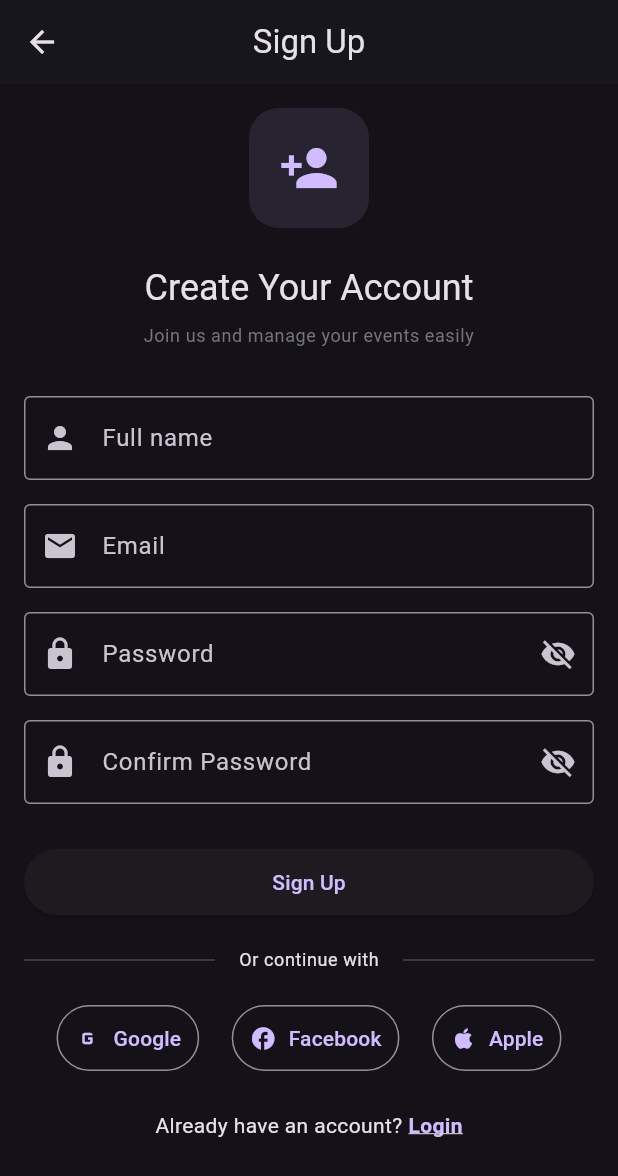
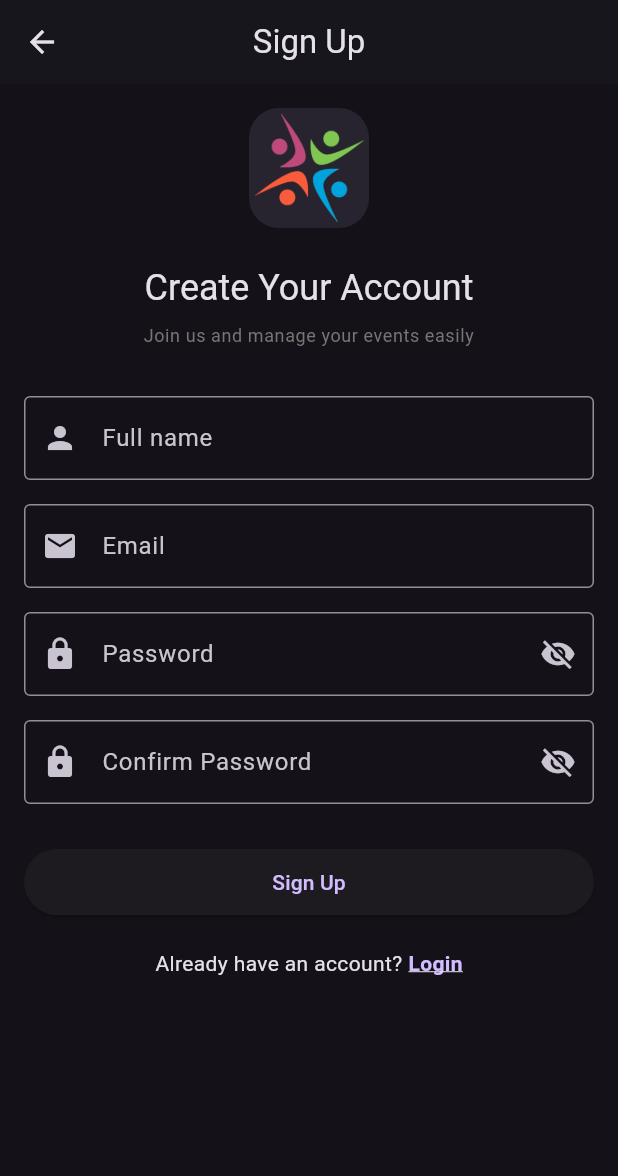
Before and after one commit to RohanshresthaGit/BCA_PROJECT_1, a Flutter app: the SignupPage screen opened by its route, on a phone screen of 412 x 824 dp. Shown: the top 1176 px of the screen. Run offline on Flutter 3.47's test engine with Material 3 defaults, Android fonts, the phone set to English and light mode, and no system bars; our stand-ins replace cached_network_image, device_preview, dio, flutter_dotenv, flutter_riverpod; missing offline and left inert: chucker_flutter.

Commit message:
Refactor code structure for improved readability and maintainability

```diff
--- a/event_management/lib/config/localization/l10n/app_localizations.dart
+++ b/event_management/lib/config/localization/l10n/app_localizations.dart
@@ -299,7 +299,7 @@ abstract class AppLocalizations {
   /// No description provided for @dontHaveAccount.
   ///
   /// In en, this message translates to:
-  /// **"Don't have an account?"**
+  /// **'Don\'t have an account?'**
   String get dontHaveAccount;
 
   /// No description provided for @invalidCredentials.
--- a/event_management/lib/config/localization/l10n/app_localizations_en.dart
+++ b/event_management/lib/config/localization/l10n/app_localizations_en.dart
@@ -108,7 +108,7 @@ class AppLocalizationsEn extends AppLocalizations {
   String get alreadyHaveAccount => 'Already have an account?';
 
   @override
-  String get dontHaveAccount => "Don't have an account?";
+  String get dontHaveAccount => 'Don\'t have an account?';
 
   @override
   String get invalidCredentials =>
--- a/event_management/lib/config/themes/theme_provider.dart
+++ b/event_management/lib/config/themes/theme_provider.dart
@@ -1,4 +1,3 @@
-import 'package:flutter/material.dart';
 import 'package:flutter_riverpod/legacy.dart';
 
 final themeProvider = StateNotifierProvider<ThemeNotifier, bool>((ref) {
@@ -11,4 +10,6 @@ class ThemeNotifier extends StateNotifier<bool> {
   void switchMode(bool mode) {
     state = mode;
   }
+
+  bool get getCurrrentTheme => state;
 }
--- a/event_management/lib/features/auth/pages/signup_page.dart
+++ b/event_management/lib/features/auth/pages/signup_page.dart
@@ -77,20 +77,37 @@ class _SignupPageState extends ConsumerState<SignupPage> {
             children: [
               _buildHeader(context),
               const SizedBox(height: 32),
-              _buildNameField(context),
+              CustomTextField(
+                controller: _nameController,
+                label: context.l10n.fullName,
+                hintText: 'John Doe',
+                keyboardType: TextInputType.name,
+                prefixIcon: const Icon(Icons.person),
+                validator: AuthValidator.validateFullName,
+                autovalidateMode: AutovalidateMode.onUserInteraction,
+              ),
               const SizedBox(height: 16),
-              _buildEmailField(context),
+              CustomTextField(
+                controller: _emailController,
+                label: context.l10n.email,
+                hintText: 'user@example.com',
+                keyboardType: TextInputType.emailAddress,
+                prefixIcon: const Icon(Icons.email),
+                validator: AuthValidator.validateEmail,
+                autovalidateMode: AutovalidateMode.onUserInteraction,
+              ),
               const SizedBox(height: 16),
               _buildPasswordField(context, signupForm, isLoading),
               const SizedBox(height: 16),
               _buildConfirmPasswordField(context, signupForm, isLoading),
               const SizedBox(height: 28),
-              _buildSignUpButton(context, isLoading),
+              PrimaryButton(
+      label: context.l10n.signUp,
+      loading: isLoading,
+      width: double.infinity,
+      onPressed: isLoading ? null : _handleSignup,
+    ),
               const SizedBox(height: 20),
-              _buildDivider(context),
-              const SizedBox(height: 20),
-              _buildSocialButtons(context, isLoading),
-              const SizedBox(height: 24),
               _buildLoginLink(context, isLoading),
             ],
           ),
@@ -107,13 +124,12 @@ class _SignupPageState extends ConsumerState<SignupPage> {
             width: 80,
             height: 80,
             decoration: BoxDecoration(
-              color: context.colorScheme.primary.withOpacity(0.1),
+              color: context.colorScheme.primary.withValues(alpha: 0.1),
               borderRadius: BorderRadius.circular(20),
             ),
-            child: Icon(
-              Icons.person_add,
-              size: 40,
-              color: context.colorScheme.primary,
+            child: ClipRRect(
+              borderRadius: BorderRadius.circular(12),
+              child: Image.asset('assets/logo.png', width: 40, height: 40),
             ),
           ),
           const SizedBox(height: 24),
@@ -132,30 +148,6 @@ class _SignupPageState extends ConsumerState<SignupPage> {
           ),
         ],
       ),
-    );
-  }
-
-  Widget _buildNameField(BuildContext context) {
-    return CustomTextField(
-      controller: _nameController,
-      label: context.l10n.fullName,
-      hintText: 'John Doe',
-      keyboardType: TextInputType.name,
-      prefixIcon: const Icon(Icons.person),
-      validator: AuthValidator.validateFullName,
-      autovalidateMode: AutovalidateMode.onUserInteraction,
-    );
-  }
-
-  Widget _buildEmailField(BuildContext context) {
-    return CustomTextField(
-      controller: _emailController,
-      label: context.l10n.email,
-      hintText: 'user@example.com',
-      keyboardType: TextInputType.emailAddress,
-      prefixIcon: const Icon(Icons.email),
-      validator: AuthValidator.validateEmail,
-      autovalidateMode: AutovalidateMode.onUserInteraction,
     );
   }
 
@@ -226,60 +218,6 @@ class _SignupPageState extends ConsumerState<SignupPage> {
     );
   }
 
-  Widget _buildSignUpButton(BuildContext context, bool isLoading) {
-    return PrimaryButton(
-      label: context.l10n.signUp,
-      loading: isLoading,
-      width: double.infinity,
-      onPressed: isLoading ? null : _handleSignup,
-    );
-  }
-
-  Widget _buildDivider(BuildContext context) {
-    return Row(
-      children: [
-        const Expanded(child: Divider()),
-        Padding(
-          padding: const EdgeInsets.symmetric(horizontal: 16),
-          child: Text(
-            context.l10n.orContinueWith,
-            style: context.textTheme.bodySmall,
-          ),
-        ),
-        const Expanded(child: Divider()),
-      ],
-    );
-  }
-
-  Widget _buildSocialButtons(BuildContext context, bool isLoading) {
-    return Row(
-      mainAxisAlignment: MainAxisAlignment.spaceEvenly,
-      children: [
-        _SocialButton(
-          icon: Icons.g_mobiledata,
-          label: 'Google',
-          onPressed: isLoading
-              ? null
-              : () => context.showSnackBar('Google signup coming soon'),
-        ),
-        _SocialButton(
-          icon: Icons.facebook,
-          label: 'Facebook',
-          onPressed: isLoading
-              ? null
-              : () => context.showSnackBar('Facebook signup coming soon'),
-        ),
-        _SocialButton(
-          icon: Icons.apple,
-          label: 'Apple',
-          onPressed: isLoading
-              ? null
-              : () => context.showSnackBar('Apple signup coming soon'),
-        ),
-      ],
-    );
-  }
-
   Widget _buildLoginLink(BuildContext context, bool isLoading) {
     return Center(
       child: Row(
@@ -303,27 +241,3 @@ class _SignupPageState extends ConsumerState<SignupPage> {
     );
   }
 }
-
-class _SocialButton extends StatelessWidget {
-  final IconData icon;
-  final String label;
-  final VoidCallback? onPressed;
-
-  const _SocialButton({
-    required this.icon,
-    required this.label,
-    this.onPressed,
-  });
-
-  @override
-  Widget build(BuildContext context) {
-    return OutlinedButton.icon(
-      onPressed: onPressed,
-      icon: Icon(icon),
-      label: Text(label),
-      style: OutlinedButton.styleFrom(
-        padding: const EdgeInsets.symmetric(horizontal: 12, vertical: 12),
-      ),
-    );
-  }
-}
--- a/event_management/lib/main.dart
+++ b/event_management/lib/main.dart
@@ -12,10 +12,7 @@ import 'core/app_routes.dart';
 Future<void> main() async {
   WidgetsFlutterBinding.ensureInitialized();
   await Env.load(fileName: '.env');
-  // Print for quick debug; remove in production
-  print(Env.apiBaseUrl);
-
-  runApp( ProviderScope(child: DevicePreview(builder:(context) =>  MyApp())));
+  runApp(ProviderScope(child: DevicePreview(builder: (context) => MyApp())));
 }
 
 class MyApp extends ConsumerWidget {
--- a/event_management/pubspec.yaml
+++ b/event_management/pubspec.yaml
@@ -77,8 +77,9 @@ flutter:
 
   # To add assets to your application, add an assets section, like this:
   assets:
-    # - lib/config/localization/l10n/
-    # - images/a_dot_ham.jpeg
+    - lib/config/localization/l10n/
+    - assets/
+    - assets/logo.png
     - .env
 
   # An image asset can refer to one or more resolution-specific "variants", see
```
Also changed, not shown: event_management/lib/config/localization/l10n/app_en.arb (+53 -1 lines), event_management/lib/config/localization/l10n/app_ne.arb (+53 -1 lines), event_management/lib/features/auth/pages/login_page.dart (+48 -101 lines), event_management/lib/features/home/home_page.dart (+9 -2 lines), event_management/assets/logo.png (added), 8 other files.
